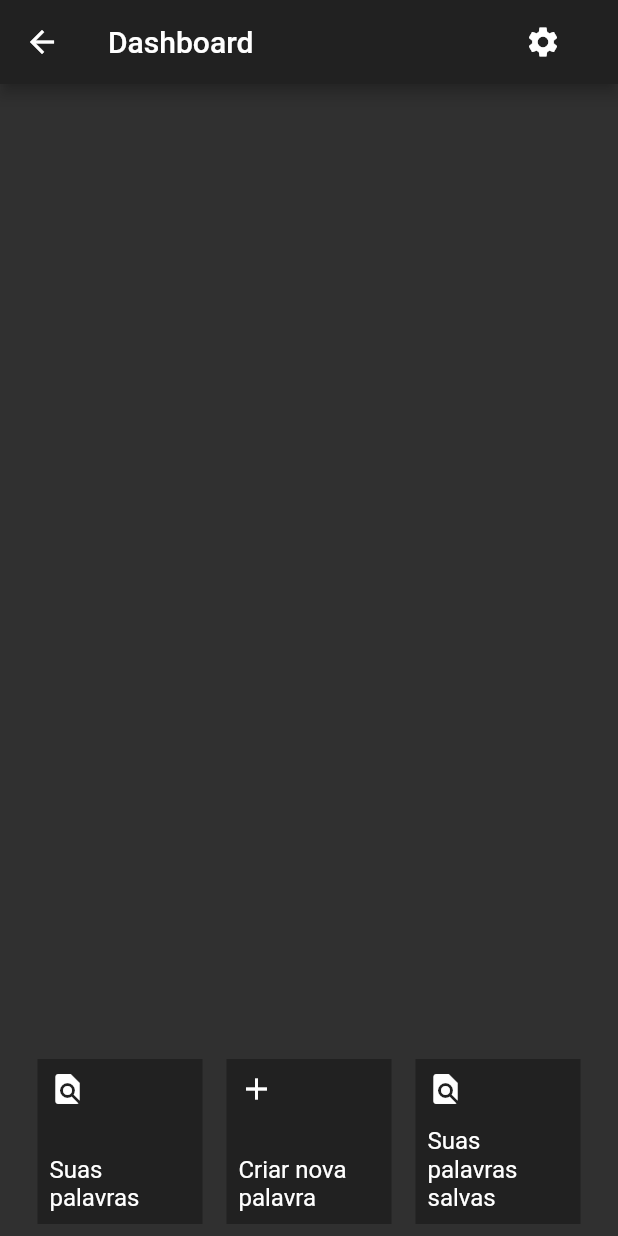
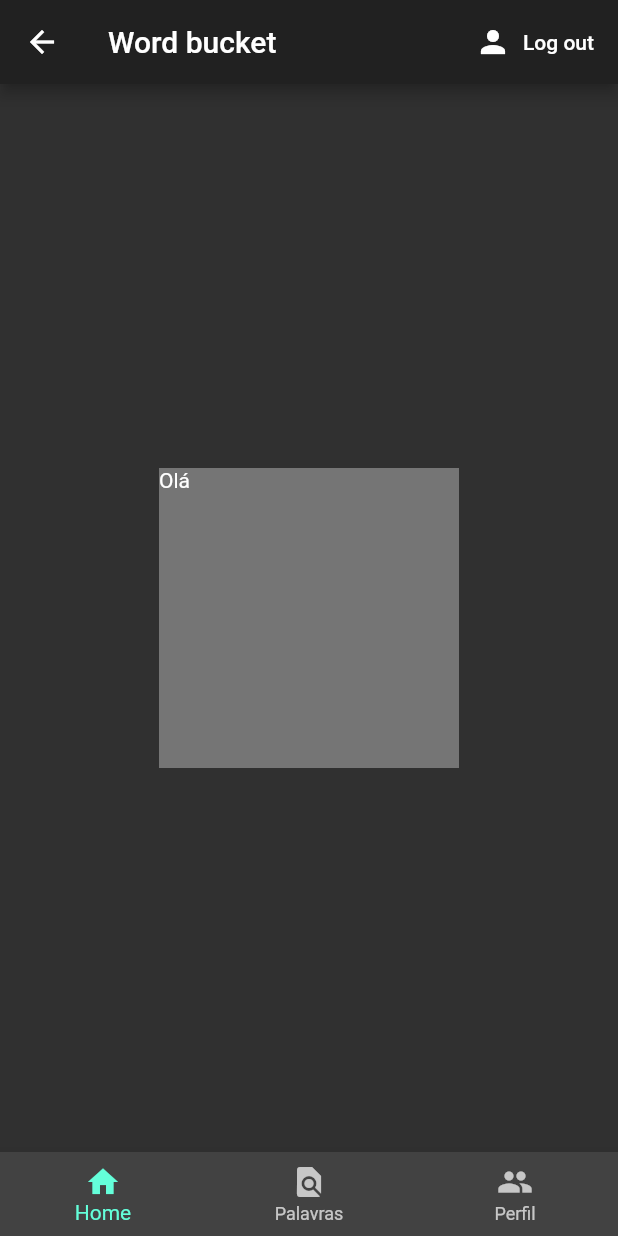
Before and after one commit to GuilhermeLeivas/word-bucket, a Flutter app: the WordBucketDashboard screen opened directly, on a phone screen of 412 x 824 dp. Run offline on Flutter 3.47's test engine with Material 2 defaults, Android fonts, the light colour scheme and no system bars; our stand-ins replace firebase_auth, firebase_core, flutter_spinkit; accounts and stored records are empty.

Commit message:
First version

```diff
--- a/lib/components/features_items_dashboard.dart
+++ b/lib/components/features_items_dashboard.dart
@@ -2,6 +2,7 @@ import 'package:flutter/material.dart';
 import 'package:word_bucket/components/item_dashboard.dart';
 import 'package:word_bucket/screens/words/words_list_panel.dart';
 
+@Deprecated("Do not use it")
 class FeaturesItemsDashboard extends StatelessWidget {
   @override
   Widget build(BuildContext context) {
--- a/lib/main.dart
+++ b/lib/main.dart
@@ -3,6 +3,7 @@ import 'package:flutter/material.dart';
 import 'package:provider/provider.dart';
 import 'package:word_bucket/screens/wrapper.dart';
 import 'package:word_bucket/services/auth.dart';
+import 'package:word_bucket/services/database_service.dart';
 
 void main() async {
   WidgetsFlutterBinding.ensureInitialized();
--- a/lib/model/teste.dart
+++ /dev/null
@@ -1,5 +0,0 @@
-class Teste {
-
-  String userName;
-  Teste({this.userName});
-}
--- a/lib/model/user_word_bucket.dart
+++ b/lib/model/user_word_bucket.dart
@@ -1,10 +1,13 @@
+
+
 class UserWordBucket {
 
   final String uid;
   final String email;
   final String password;
+  final String displayName;
 
-  UserWordBucket({this.uid, this.email, this.password});
+  UserWordBucket({this.uid, this.email, this.password,this.displayName});
 
   @override
   String toString() {
--- /dev/null
+++ b/lib/screens/dashboard/word_bucket_dashoboard.dart
@@ -0,0 +1,60 @@
+import 'package:flutter/material.dart';
+import 'package:provider/provider.dart';
+import 'package:word_bucket/model/user_word_bucket.dart';
+import 'package:word_bucket/screens/user/user_profile.dart';
+import 'package:word_bucket/screens/home/home.dart';
+import 'package:word_bucket/screens/words/words_list_panel.dart';
+import 'package:word_bucket/services/auth.dart';
+
+class WordBucketDashboard extends StatefulWidget {
+  @override
+  _WordBucketDashboardState createState() => _WordBucketDashboardState();
+}
+
+class _WordBucketDashboardState extends State<WordBucketDashboard> {
+  int _currentIndex = 0;
+
+  AuthService _authService = AuthService();
+
+  @override
+  Widget build(BuildContext context) {
+    final user = Provider.of<UserWordBucket>(context);
+    return Scaffold(
+      appBar: AppBar(
+        title: Text('Word bucket'),
+        actions: [
+          FlatButton.icon(
+            icon: Icon(Icons.person),
+            label: Text('Log out'),
+            onPressed: () => _authService.signOut(),
+          ),
+        ],
+      ),
+      body: _tabs[_currentIndex],
+      bottomNavigationBar: BottomNavigationBar(
+        currentIndex: _currentIndex,
+        type: BottomNavigationBarType.fixed,
+        backgroundColor: Colors.grey[800],
+        items: [
+          BottomNavigationBarItem(
+            icon: Icon(Icons.home),
+            title: Text('Home'),
+          ),
+          BottomNavigationBarItem(
+            icon: Icon(Icons.find_in_page),
+            title: Text('Palavras'),
+          ),
+          BottomNavigationBarItem(
+            icon: Icon(Icons.people),
+            title: Text('Perfil'),
+          ),
+        ],
+        onTap: (index) {
+          setState(() => _currentIndex = index);
+        },
+      ),
+    );
+  }
+
+  final _tabs = [Home(), WordsListPanel(), UserProfile()];
+}
--- /dev/null
+++ b/lib/screens/home/home.dart
@@ -0,0 +1,22 @@
+import 'package:flutter/material.dart';
+
+class Home extends StatelessWidget {
+  @override
+  Widget build(BuildContext context) {
+    return Scaffold(
+      body: Center(
+        child: Column(
+          mainAxisAlignment: MainAxisAlignment.center,
+          crossAxisAlignment: CrossAxisAlignment.center,
+        children: [
+          Container(
+            height: 200,
+            width: 200,
+            color: Colors.grey[600],
+            child: Text('Olá'),
+          ),
+        ]),
+      ),
+    );
+  }
+}
--- a/lib/screens/home/word_bucket_dashoboard.dart
+++ /dev/null
@@ -1,42 +0,0 @@
-import 'package:flutter/material.dart';
-import 'package:provider/provider.dart';
-import 'package:word_bucket/components/features_items_dashboard.dart';
-import 'package:word_bucket/model/user_word_bucket.dart';
-import 'package:word_bucket/screens/config/config_panel_function.dart';
-
-class WordBucketDashboard extends StatelessWidget {
-
-  @override
-  Widget build(BuildContext context) {
-    final user = Provider.of<UserWordBucket>(context);
-    return Scaffold(
-      appBar: AppBar(
-        title: Text('Dashboard'),
-        actions: [
-          FlatButton.icon(
-            icon: Icon(Icons.settings),
-            label: Text(''),
-            onPressed: () => showSettingsPanel(context),
-
-          ),
-        ],
-      ),
-      body: Align(
-        alignment: Alignment.center,
-        child: Column(
-          mainAxisAlignment: MainAxisAlignment.spaceBetween,
-          crossAxisAlignment: CrossAxisAlignment.center,
-          children: [
-            Padding(
-              padding: const EdgeInsets.all(8.0),
-              child: Text(user.email),
-            ),
-            FeaturesItemsDashboard()
-          ],
-        ),
-      ),
-    );
-  }
-
-
-}
--- a/lib/screens/wrapper.dart
+++ b/lib/screens/wrapper.dart
@@ -2,7 +2,7 @@ import 'package:flutter/material.dart';
 import 'package:provider/provider.dart';
 import 'package:word_bucket/model/user_word_bucket.dart';
 import 'package:word_bucket/screens/auth/authenticate.dart';
-import 'package:word_bucket/screens/home/word_bucket_dashoboard.dart';
+import 'file:///C:/Users/Murphy/IdeaProjects/Flutter%20projects/word_bucket/lib/screens/dashboard/word_bucket_dashoboard.dart';
 
 class Wrapper extends StatelessWidget {
   // Este wiget fica responsavel por detectar se o usuario esta logado ou nao, dependendo da resposta ele manda ou para HOME ou para tela de login
--- a/pubspec.yaml
+++ b/pubspec.yaml
@@ -28,7 +28,10 @@ dependencies:
   firebase_auth: ^0.18.0+1
   cloud_firestore: ^0.14.0+2
   firebase_core: ^0.5.0
+  firebase_storage: ^4.0.1
   flutter_spinkit: "^4.1.2"
+  image_picker: ^0.6.7+11
+  permission_handler: ^5.0.1+1 #it helps us with the phone`s permissions
 
   # The following adds the Cupertino Icons font to your application.
   # Use with the CupertinoIcons class for iOS style icons.
```
Also changed, not shown: lib/components/word_bucket_loading_component.dart (+10 -1 lines), lib/screens/auth/register.dart (+11 -4 lines), lib/screens/config/config_panel_function.dart (+4 -16 lines), lib/screens/words/words_list_panel.dart (+11 -4 lines), lib/services/auth.dart (+24 -7 lines), lib/services/database.dart (deleted, +0 -75 lines), pubspec.lock.
